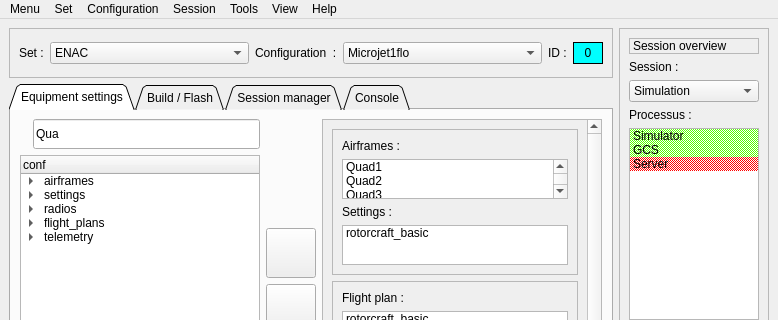
Old version of the form ui/main_window.ui in the repository enacuavlab/pprz-center-demo; both pictures show x 0 to 778 and y 0 to 320 of the 778 by 603 pixel window.
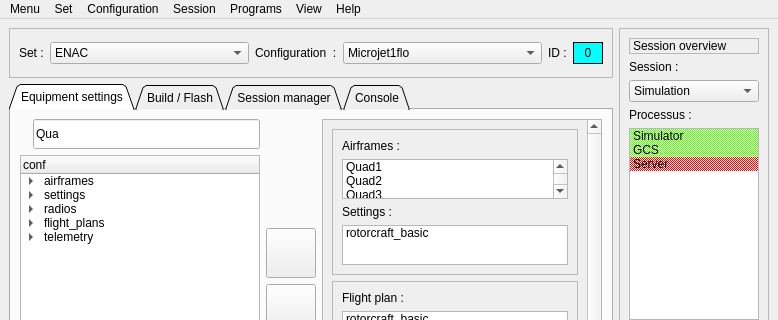
New version of the form. The open tabs and pages were chosen to show the change. Icons and pictures are not drawn.

Commit message: [Pprz Center HMI model]  Small changes in HMI.

Patch:
```diff
--- a/ui/main_window.ui
+++ b/ui/main_window.ui
@@ -2899,7 +2899,7 @@
    </widget>
    <widget class="QMenu" name="menuTools">
     <property name="title">
-     <string>Tools</string>
+     <string>Programs</string>
     </property>
     <addaction name="actionGCS"/>
     <addaction name="actionMessages"/>
```
Left out of the diff: 7 changed lines with no effect on the pictures. The commit also changes 1 other file.
